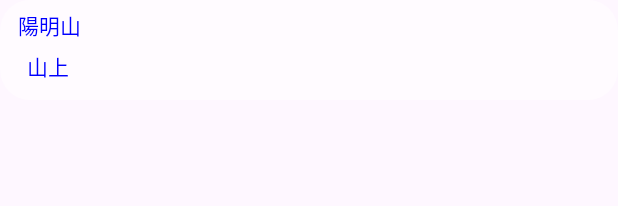
After one commit to su6ru/CubeTravel, an Android app: the layout item_news_list.xml on its own in the app's theme, with its tools: preview values and no code run, on a phone screen of 412 x 824 dp. The commit adds this screen. Shown: the top 206 px of the screen. Run offline under Robolectric (Android 15) with nearby library versions, the phone set to English and light mode, and no system bars; network calls fail.

Commit message:
1.完成最新消息列表功能

```diff
--- a/app/src/main/java/com/cube/cubetravel/data/beans/AttractionsBean.kt
+++ b/app/src/main/java/com/cube/cubetravel/data/beans/AttractionsBean.kt
@@ -1,7 +1,7 @@
 package com.cube.cubetravel.data.beans
 
 import com.google.gson.annotations.SerializedName
-
+/** 景點列表用的資料 */
 class AttractionsBean {
     /** 資料id */
     @SerializedName("id")
--- /dev/null
+++ b/app/src/main/java/com/cube/cubetravel/data/beans/LinksBean.kt
@@ -0,0 +1,4 @@
+package com.cube.cubetravel.data.beans
+
+class LinksBean {
+}
--- a/app/src/main/java/com/cube/cubetravel/data/network/call/TravelApiCall.kt
+++ b/app/src/main/java/com/cube/cubetravel/data/network/call/TravelApiCall.kt
@@ -15,10 +15,6 @@ class TravelApiCall<T: BaseApiData.Response<*>>(
     override fun onResponse(p0: Call<T>, p1: Response<T>) {
 
         if (p1.isSuccessful) {
-
-
-
-
 
             onCallSuccess(p1.body()!!)
         }else{
--- a/app/src/main/res/layout/fragment_news_list.xml
+++ b/app/src/main/res/layout/fragment_news_list.xml
@@ -18,11 +18,12 @@
             android:layout_width="match_parent"
             android:layout_height="match_parent"
             app:onRefreshed="@{viewmodel.mOnNewsListRefreshListener}">
-            <!-- 景點列表用 RecyclerView -->
+            <!-- 最新消息列表用 RecyclerView -->
             <com.ci.v1_ci_view.ui.view.recyclerview.CIRecyclerView
                 android:id="@+id/recyclerview"
                 android:layout_width="match_parent"
-                android:layout_height="match_parent"/>
+                android:layout_height="match_parent"
+                app:onBottomReached="@{viewmodel.mNewsListBottomReachedListener}"/>
         </com.ci.v1_ci_view.ui.view.layout.CISwipeRefreshLayout>
 
 
--- /dev/null
+++ b/app/src/main/res/layout/item_news_list.xml
@@ -0,0 +1,71 @@
+<?xml version="1.0" encoding="utf-8"?>
+<layout xmlns:android="http://schemas.android.com/apk/res/android"
+    xmlns:app="http://schemas.android.com/apk/res-auto"
+    xmlns:tools="http://schemas.android.com/tools">
+
+    <data>
+        <variable
+            name="viewmodel"
+            type="com.cube.cubetravel.feature.main.viewmodel.MainViewModel" />
+        <variable
+            name="newsBean"
+            type="com.cube.cubetravel.data.beans.NewsBean" />
+    </data>
+    <androidx.appcompat.widget.LinearLayoutCompat
+        android:layout_width="match_parent"
+        android:layout_height="wrap_content"
+        android:orientation="vertical"
+        android:background="@drawable/bg_listview_layout">
+        <!-- 地點名稱 與 收藏 區塊-->
+        <androidx.appcompat.widget.LinearLayoutCompat
+            android:layout_width="match_parent"
+            android:layout_height="wrap_content"
+            android:layout_marginTop="6dp"
+            android:paddingStart="12dp"
+            android:paddingEnd="12dp"
+            android:orientation="horizontal">
+            <!-- 地點名稱 -->
+            <com.ci.v1_ci_view.ui.view.textview.CITextView
+                style="@style/ItemAttractionsTextStyle"
+                android:layout_width="0dp"
+                android:layout_height="wrap_content"
+                android:layout_weight="1"
+                android:text="@={newsBean.title}"
+                tools:text="陽明山"/>
+
+
+
+        </androidx.appcompat.widget.LinearLayoutCompat>
+        <!-- 主內容 -->
+        <androidx.appcompat.widget.LinearLayoutCompat
+            android:layout_width="match_parent"
+            android:layout_height="wrap_content"
+            android:layout_marginTop="6dp"
+            android:paddingStart="12dp"
+            android:paddingEnd="12dp"
+            android:layout_marginBottom="12dp"
+            android:orientation="horizontal"
+            android:background="@color/transparent">
+
+            <!-- 右邊 文字區塊 -->
+            <androidx.appcompat.widget.LinearLayoutCompat
+                android:layout_width="0dp"
+                android:layout_height="wrap_content"
+                android:layout_marginStart="6dp"
+                android:layout_weight="1"
+                android:orientation="vertical">
+
+                <!-- 說明 -->
+                <com.ci.v1_ci_view.ui.view.textview.CITextView
+                    style="@style/ItemAttractionsTextStyle"
+                    android:layout_width="match_parent"
+                    android:layout_height="wrap_content"
+                    android:text="@={newsBean.description}"
+                    android:maxLines="3"
+                    android:ellipsize="end"
+                    tools:text="山上"/>
+            </androidx.appcompat.widget.LinearLayoutCompat>
+
+
+        </androidx.appcompat.widget.LinearLayoutCompat>
+    </androidx.appcompat.widget.LinearLayoutCompat></layout>
```
Also changed, not shown: app/src/main/java/com/cube/cubetravel/data/beans/NewsBean.kt (added, +30 -0 lines), app/src/main/java/com/cube/cubetravel/data/network/ITravelApiService.kt (+13 -0 lines), app/src/main/java/com/cube/cubetravel/data/network/drawer/ApiBase.kt (+7 -0 lines), app/src/main/java/com/cube/cubetravel/data/repository/MainRepository.kt (+20 -1 lines), app/src/main/java/com/cube/cubetravel/feature/main/NewsListFragment.kt (+34 -42 lines), app/src/main/java/com/cube/cubetravel/feature/main/adapter/NewsListAdapter.kt (added, +36 -0 lines), app/src/main/java/com/cube/cubetravel/feature/main/diffcallback/NewsListDiffCallback.kt (added, +16 -0 lines), app/src/main/java/com/cube/cubetravel/feature/main/viewholder/NewsListViewHolder.kt (added, +39 -0 lines), app/src/main/java/com/cube/cubetravel/feature/main/viewmodel/MainViewModel.kt (+97 -5 lines).
